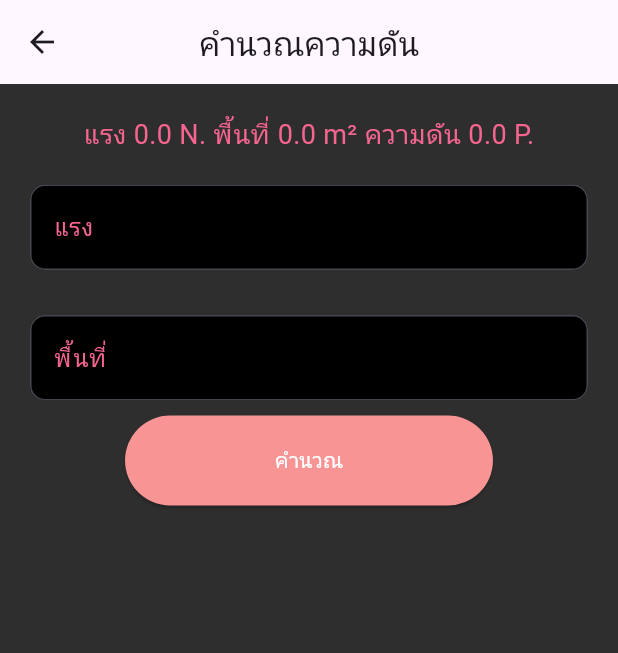
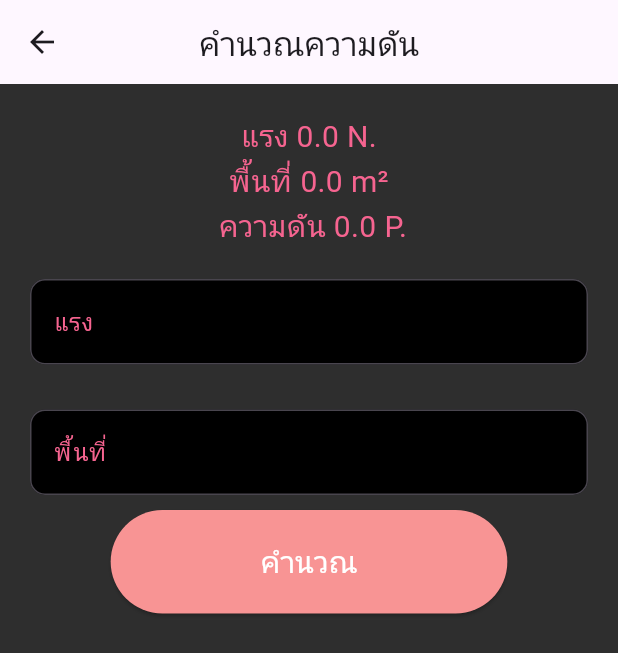
Before and after one commit to imgswins999/w2-nonlanee, a Flutter app: the screen it shows after launch, after a tap on "คำนวณความดัน", on a phone screen of 412 x 824 dp. Shown: the top 653 px of the screen. Run offline on Flutter 3.47's test engine with Material 3 defaults, Android fonts, the phone set to English and light mode, and no system bars; network calls fail.

Commit message:
Update_5_01_2026

```diff
--- a/lib/main.dart
+++ b/lib/main.dart
@@ -38,10 +38,11 @@ class MyHomePage extends StatelessWidget {
         child: Column(
           mainAxisAlignment: MainAxisAlignment.center,
           children: [
+            Center(child: Image.network('https://cdn-icons-png.flaticon.com/512/2344/2344132.png',width: 250,)),
             Center(
               child: TextButton(
                 onPressed: () => Navigator.pushNamed(context, '/rectagle'),
-                child: Text('คำนวณพื้นที่สี่เหลี่ยม'),
+                child: Text('คำนวณพื้นที่สี่เหลี่ยม',style: TextStyle(fontSize: 20),),
                 style: TextButton.styleFrom(
                   backgroundColor: const Color.fromARGB(255, 255, 196, 58),
                   foregroundColor: Colors.white,
@@ -53,8 +54,9 @@ class MyHomePage extends StatelessWidget {
             Center(
               child: TextButton(
                 onPressed: () => Navigator.pushNamed(context, '/pressure'),
-                child: Text('คำนวณความดัน'),
+                child: Text('คำนวณความดัน',style: TextStyle(fontSize: 20),),
                 style: TextButton.styleFrom(
+
                   backgroundColor: const Color.fromARGB(255, 246, 100, 144),
                   foregroundColor: Colors.white,
                   minimumSize: Size(300, 50),
--- a/lib/pressure.dart
+++ b/lib/pressure.dart
@@ -48,9 +48,23 @@ class PressureState extends State<Pressure> {
         children: [
           SizedBox(height: 20),
           Text(
-            "แรง $_F N. พื้นที่ $_A m² ความดัน $_P P.",
+            "แรง $_F N.",
             style: TextStyle(
-              fontSize: 18,
+              fontSize: 20,
+              color: const Color.fromARGB(255, 246, 100, 144),
+            ),
+          ),
+          Text(
+            "พื้นที่ $_A m²",
+            style: TextStyle(
+              fontSize: 20,
+              color: const Color.fromARGB(255, 246, 100, 144),
+            ),
+          ),
+          Text(
+            " ความดัน $_P P.",
+            style: TextStyle(
+              fontSize: 20,
               color: const Color.fromARGB(255, 246, 100, 144),
             ),
           ),
@@ -97,7 +111,7 @@ class PressureState extends State<Pressure> {
                 vertical: 20,
               ),
             ),
-            child: Text('คำนวณ', style: TextStyle(color: Colors.white)),
+            child: Text('คำนวณ', style: TextStyle(color: Colors.white,fontSize: 20)),
           ),
         ],
       ),
--- a/lib/rectangle.dart
+++ b/lib/rectangle.dart
@@ -47,7 +47,7 @@ class RectangleState extends State<Rectangle> {
             SizedBox(height: 10),
             Text(
               "กว้าง $_width ม. ยาว $_length ม. พื้นที่คือ $_area ตร.ม.",
-              style: TextStyle(fontSize: 18, color: Colors.orange),
+              style: TextStyle(fontSize: 20, color: Colors.orange),
             ),
             SizedBox(height: 10),
             Container(
@@ -90,7 +90,7 @@ class RectangleState extends State<Rectangle> {
                   vertical: 20,
                 ),
               ),
-              child: Text('คำนวณ', style: TextStyle(color: Colors.white)),
+              child: Text('คำนวณ', style: TextStyle(color: Colors.white,fontSize: 20)),
             ),
           ],
         ),
```
